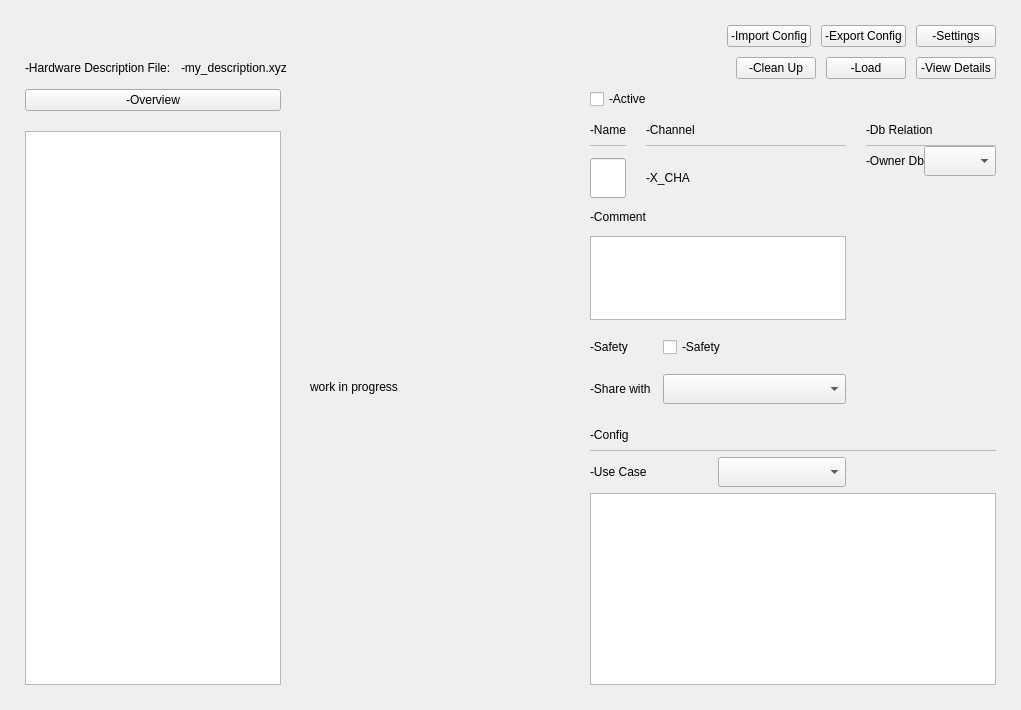
openSYDE/openSYDE, file opensyde_tool/src/system_definition/node_edit/halc/C_SdNdeHalcWidget.ui: the form before one commit.
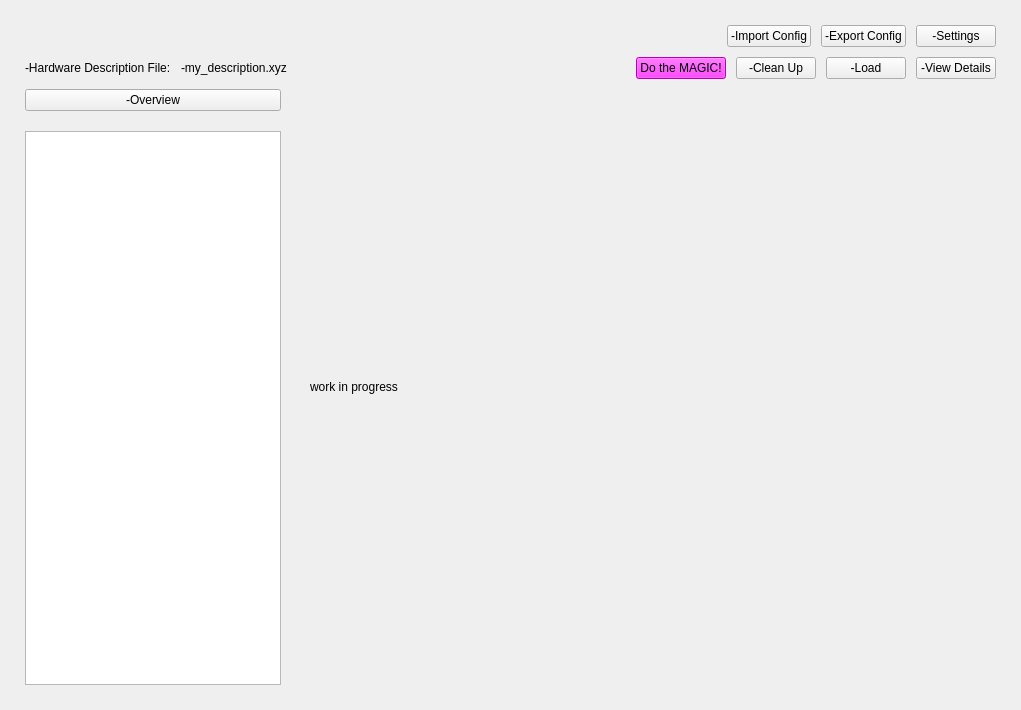
The form after the commit. Custom widgets are drawn as their Qt base class.

The edit to the form file:
```diff
--- a/opensyde_tool/src/system_definition/node_edit/halc/C_SdNdeHalcWidget.ui
+++ b/opensyde_tool/src/system_definition/node_edit/halc/C_SdNdeHalcWidget.ui
@@ -96,6 +96,16 @@
        </property>
       </spacer>
      </item>
+     <item>
+      <widget class="QPushButton" name="pc_PubMagic">
+       <property name="styleSheet">
+        <string notr="true">background-color: rgb(255, 0, 255);</string>
+       </property>
+       <property name="text">
+        <string>Do the MAGIC!</string>
+       </property>
+      </widget>
+     </item>
      <item>
       <widget class="QPushButton" name="pc_PubCleanUp">
        <property name="text">
@@ -152,502 +162,18 @@
       </widget>
      </item>
      <item>
-      <widget class="QWidget" name="pc_WiChannelEdit" native="true">
-       <layout class="QVBoxLayout" name="verticalLayout_6">
-        <property name="leftMargin">
-         <number>0</number>
-        </property>
-        <property name="topMargin">
-         <number>0</number>
-        </property>
-        <property name="rightMargin">
-         <number>0</number>
-        </property>
-        <property name="bottomMargin">
-         <number>0</number>
-        </property>
-        <item>
-         <layout class="QGridLayout" name="gridLayout">
-          <property name="horizontalSpacing">
-           <number>20</number>
-          </property>
-          <item row="2" column="0">
-           <layout class="QVBoxLayout" name="pc_LayoutProperties">
-            <property name="spacing">
-             <number>12</number>
-            </property>
-            <item>
-             <layout class="QGridLayout" name="pc_LayoutNameAndChannel">
-              <property name="horizontalSpacing">
-               <number>20</number>
-              </property>
-              <item row="2" column="1">
-               <widget class="stw_opensyde_gui_elements::C_OgeLabGroupItemValue" name="pc_LabChannelCurrent">
-                <property name="minimumSize">
-                 <size>
-                  <width>200</width>
-                  <height>0</height>
-                 </size>
-                </property>
-                <property name="text">
-                 <string>-X_CHA</string>
-                </property>
-               </widget>
-              </item>
-              <item row="2" column="0">
-               <widget class="stw_opensyde_gui_elements::C_OgeLePropertiesName" name="pc_LeName">
-                <property name="minimumSize">
-                 <size>
-                  <width>0</width>
-                  <height>40</height>
-                 </size>
-                </property>
-                <property name="maximumSize">
-                 <size>
-                  <width>16777215</width>
-                  <height>40</height>
-                 </size>
-                </property>
-               </widget>
-              </item>
-              <item row="1" column="0">
-               <layout class="QVBoxLayout" name="verticalLayout_2">
-                <property name="spacing">
-                 <number>0</number>
-                </property>
-                <item>
-                 <widget class="stw_opensyde_gui_elements::C_OgeLabHeadingGroupBold" name="pc_LabName">
-                  <property name="sizePolicy">
-                   <sizepolicy hsizetype="Expanding" vsizetype="Preferred">
-                    <horstretch>0</horstretch>
-                    <verstretch>0</verstretch>
-                   </sizepolicy>
-                  </property>
-                  <property name="minimumSize">
-                   <size>
-                    <width>0</width>
-                    <height>30</height>
-                   </size>
-                  </property>
-                  <property name="maximumSize">
-                   <size>
-                    <width>16777215</width>
-                    <height>30</height>
-                   </size>
-                  </property>
-                  <property name="text">
-                   <string>-Name</string>
-                  </property>
-                 </widget>
-                </item>
-                <item>
-                 <widget class="stw_opensyde_gui_elements::C_OgeFrameSeparator" name="pc_FrameSeparatorName">
-                  <property name="minimumSize">
-                   <size>
-                    <width>0</width>
-                    <height>1</height>
-                   </size>
-                  </property>
-                  <property name="maximumSize">
-                   <size>
-                    <width>16777215</width>
-                    <height>1</height>
-                   </size>
-                  </property>
-                  <property name="frameShape">
-                   <enum>QFrame::StyledPanel</enum>
-                  </property>
-                  <property name="frameShadow">
-                   <enum>QFrame::Raised</enum>
-                  </property>
-                 </widget>
-                </item>
-               </layout>
-              </item>
-              <item row="1" column="1">
-               <layout class="QVBoxLayout" name="verticalLayout_3">
-                <property name="spacing">
-                 <number>0</number>
-                </property>
-                <item>
-                 <widget class="stw_opensyde_gui_elements::C_OgeLabHeadingGroupBold" name="pc_LabChannelTitle">
-                  <property name="minimumSize">
-                   <size>
-                    <width>0</width>
-                    <height>30</height>
-                   </size>
-                  </property>
-                  <property name="maximumSize">
-                   <size>
-                    <width>16777215</width>
-                    <height>30</height>
-                   </size>
-                  </property>
-                  <property name="text">
-                   <string>-Channel</string>
-                  </property>
-                 </widget>
-                </item>
-                <item>
-                 <widget class="stw_opensyde_gui_elements::C_OgeFrameSeparator" name="pc_FrameSeparatorChannel">
-                  <property name="minimumSize">
-                   <size>
-                    <width>0</width>
-                    <height>1</height>
-                   </size>
-                  </property>
-                  <property name="maximumSize">
-                   <size>
-                    <width>16777215</width>
-                    <height>1</height>
-                   </size>
-                  </property>
-                  <property name="frameShape">
-                   <enum>QFrame::StyledPanel</enum>
-                  </property>
-                  <property name="frameShadow">
-                   <enum>QFrame::Raised</enum>
-                  </property>
-                 </widget>
-                </item>
-               </layout>
-              </item>
-             </layout>
-            </item>
-            <item>
-             <widget class="stw_opensyde_gui_elements::C_OgeLabHeadingGroupBold" name="pc_LabComment">
-              <property name="text">
-               <string>-Comment</string>
-              </property>
-             </widget>
-            </item>
-            <item>
-             <widget class="stw_opensyde_gui_elements::C_OgeTedPropertiesComment" name="pc_TedComment">
-              <property name="maximumSize">
-               <size>
-                <width>16777215</width>
-                <height>85</height>
-               </size>
-              </property>
-             </widget>
-            </item>
-            <item>
-             <layout class="QGridLayout" name="pc_LayoutSafetyAndShare">
-              <item row="0" column="0">
-               <widget class="stw_opensyde_gui_elements::C_OgeLabGroupItem" name="pc_LabSafety">
-                <property name="text">
-                 <string>-Safety</string>
-                </property>
-               </widget>
-              </item>
-              <item row="0" column="1">
-               <widget class="stw_opensyde_gui_elements::C_OgeChxTristateTransparentToggle" name="pc_ChxSafety">
-                <property name="sizePolicy">
-                 <sizepolicy hsizetype="Fixed" vsizetype="Fixed">
-                  <horstretch>0</horstretch>
-                  <verstretch>0</verstretch>
-                 </sizepolicy>
-                </property>
-                <property name="minimumSize">
-                 <size>
-                  <width>66</width>
-                  <height>30</height>
-                 </size>
-                </property>
-                <property name="maximumSize">
-                 <size>
-                  <width>66</width>
-                  <height>30</height>
-                 </size>
-                </property>
-                <property name="text">
-                 <string>-Safety</string>
-                </property>
-               </widget>
-              </item>
-              <item row="1" column="1">
-               <widget class="stw_opensyde_gui_elements::C_OgeCbxText" name="pc_CbxShareWith">
-                <property name="sizePolicy">
-                 <sizepolicy hsizetype="Expanding" vsizetype="Fixed">
-                  <horstretch>0</horstretch>
-                  <verstretch>0</verstretch>
-                 </sizepolicy>
-                </property>
-                <property name="minimumSize">
-                 <size>
-                  <width>0</width>
-                  <height>30</height>
-                 </size>
-                </property>
-                <property name="maximumSize">
-                 <size>
-                  <width>16777215</width>
-                  <height>30</height>
-                 </size>
-                </property>
-               </widget>
-              </item>
-              <item row="1" column="0">
-               <widget class="stw_opensyde_gui_elements::C_OgeLabGroupItem" name="pc_LabShareWith">
-                <property name="text">
-                 <string>-Share with</string>
-                </property>
-               </widget>
-              </item>
-             </layout>
-            </item>
-           </layout>
-          </item>
-          <item row="5" column="0">
-           <layout class="QHBoxLayout" name="pc_LayoutUseCase" stretch="0,0">
-            <item>
-             <widget class="stw_opensyde_gui_elements::C_OgeLabGroupItem" name="pc_LabUseCase">
-              <property name="text">
-               <string>-Use Case</string>
-              </property>
-             </widget>
-            </item>
-            <item>
-             <widget class="stw_opensyde_gui_elements::C_OgeCbxText" name="pc_CbxUseCase">
-              <property name="minimumSize">
-               <size>
-                <width>0</width>
-                <height>30</height>
-               </size>
-              </property>
-              <property name="maximumSize">
-               <size>
-                <width>16777215</width>
-                <height>30</height>
-               </size>
-              </property>
-             </widget>
-            </item>
-           </layout>
-          </item>
-          <item row="6" column="0" colspan="2">
-           <widget class="stw_opensyde_gui::C_SdNdeHalcConfigTreeView" name="pc_TreeConfig"/>
-          </item>
-          <item row="1" column="0">
-           <widget class="stw_opensyde_gui_elements::C_OgeChxProperties" name="pc_ChxActive">
-            <property name="text">
-             <string>-Active</string>
-            </property>
-           </widget>
-          </item>
-          <item row="4" column="0" colspan="2">
-           <layout class="QVBoxLayout" name="verticalLayout_5">
-            <property name="spacing">
-             <number>0</number>
-            </property>
-            <item>
-             <widget class="stw_opensyde_gui_elements::C_OgeLabHeadingGroupBold" name="pc_LabConfig">
-              <property name="minimumSize">
-               <size>
-                <width>0</width>
-                <height>30</height>
-               </size>
-              </property>
-              <property name="maximumSize">
-               <size>
-                <width>16777215</width>
-                <height>30</height>
-               </size>
-              </property>
-              <property name="text">
-               <string>-Config</string>
-              </property>
-             </widget>
-            </item>
-            <item>
-             <widget class="stw_opensyde_gui_elements::C_OgeFrameSeparator" name="pc_FrameSeparatorConfig">
-              <property name="minimumSize">
-               <size>
-                <width>0</width>
-                <height>1</height>
-               </size>
-              </property>
-              <property name="maximumSize">
-               <size>
-                <width>16777215</width>
-                <height>1</height>
-               </size>
-              </property>
-              <property name="frameShape">
-               <enum>QFrame::StyledPanel</enum>
-              </property>
-              <property name="frameShadow">
-               <enum>QFrame::Raised</enum>
-              </property>
-             </widget>
-            </item>
-           </layout>
-          </item>
-          <item row="3" column="0">
-           <spacer name="verticalSpacer">
-            <property name="orientation">
-             <enum>Qt::Vertical</enum>
-            </property>
-            <property name="sizeType">
-             <enum>QSizePolicy::Fixed</enum>
-            </property>
-            <property name="sizeHint" stdset="0">
-             <size>
-              <width>10</width>
-              <height>10</height>
-             </size>
-            </property>
-           </spacer>
-          </item>
-          <item row="2" column="1">
-           <layout class="QVBoxLayout" name="pc_LayoutDbRelation">
-            <item>
-             <layout class="QVBoxLayout" name="verticalLayout_4">
-              <property name="spacing">
-               <number>0</number>
-              </property>
-              <item>
-               <widget class="stw_opensyde_gui_elements::C_OgeLabHeadingGroupBold" name="pc_LabDbRelation">
-                <property name="sizePolicy">
-                 <sizepolicy hsizetype="Expanding" vsizetype="Preferred">
-                  <horstretch>0</horstretch>
-                  <verstretch>0</verstretch>
-                 </sizepolicy>
-                </property>
-                <property name="minimumSize">
-                 <size>
-                  <width>0</width>
-                  <height>30</height>
-                 </size>
-                </property>
-                <property name="maximumSize">
-                 <size>
-                  <width>16777215</width>
-                  <height>30</height>
-                 </size>
-                </property>
-                <property name="text">
-                 <string>-Db Relation</string>
-                </property>
-               </widget>
-              </item>
-              <item>
-               <widget class="stw_opensyde_gui_elements::C_OgeFrameSeparator" name="pc_FrameSeparatorRelation">
-                <property name="minimumSize">
-                 <size>
-                  <width>0</width>
-                  <height>1</height>
-                 </size>
-                </property>
-                <property name="maximumSize">
-                 <size>
-                  <width>16777215</width>
-                  <height>1</height>
-                 </size>
-                </property>
-                <property name="frameShape">
-                 <enum>QFrame::StyledPanel</enum>
-                </property>
-                <property name="frameShadow">
-                 <enum>QFrame::Raised</enum>
-                </property>
-               </widget>
-              </item>
-             </layout>
-            </item>
-            <item>
-             <layout class="QHBoxLayout" name="pc_LayoutOwnerDb">
-              <item>
-               <widget class="stw_opensyde_gui_elements::C_OgeLabGroupItem" name="pc_LabOwnerDb">
-                <property name="text">
-                 <string>-Owner Db</string>
-                </property>
-               </widget>
-              </item>
-              <item>
-               <widget class="stw_opensyde_gui_elements::C_OgeCbxText" name="pc_CbxOwnerDb">
-                <property name="minimumSize">
-                 <size>
-                  <width>0</width>
-                  <height>30</height>
-                 </size>
-                </property>
-                <property name="maximumSize">
-                 <size>
-                  <width>16777215</width>
-                  <height>30</height>
-                 </size>
-                </property>
-               </widget>
-              </item>
-             </layout>
-            </item>
-            <item>
-             <spacer name="verticalSpacer_2">
-              <property name="orientation">
-               <enum>Qt::Vertical</enum>
-              </property>
-              <property name="sizeHint" stdset="0">
-               <size>
-                <width>20</width>
-                <height>40</height>
-               </size>
-              </property>
-             </spacer>
-            </item>
-           </layout>
-          </item>
-         </layout>
-        </item>
-       </layout>
-      </widget>
+      <widget class="stw_opensyde_gui::C_SdNdeHalcChannelWidget" name="pc_WiChannelEdit" native="true"/>
      </item>
     </layout>
    </item>
   </layout>
  </widget>
  <customwidgets>
-  <customwidget>
-   <class>stw_opensyde_gui_elements::C_OgeLabHeadingGroupBold</class>
-   <extends>QLabel</extends>
-   <header>C_OgeLabHeadingGroupBold.h</header>
-  </customwidget>
-  <customwidget>
-   <class>stw_opensyde_gui_elements::C_OgeFrameSeparator</class>
-   <extends>QFrame</extends>
-   <header>C_OgeFrameSeparator.h</header>
-   <container>1</container>
-  </customwidget>
   <customwidget>
    <class>stw_opensyde_gui_elements::C_OgeLabGroupItem</class>
    <extends>QLabel</extends>
    <header>C_OgeLabGroupItem.h</header>
   </customwidget>
-  <customwidget>
-   <class>stw_opensyde_gui_elements::C_OgeCbxText</class>
-   <extends>QComboBox</extends>
-   <header>C_OgeCbxText.h</header>
-  </customwidget>
-  <customwidget>
-   <class>stw_opensyde_gui_elements::C_OgeTedPropertiesComment</class>
-   <extends>QTextEdit</extends>
-   <header>C_OgeTedPropertiesComment.h</header>
-  </customwidget>
-  <customwidget>
-   <class>stw_opensyde_gui_elements::C_OgeLePropertiesName</class>
-   <extends>QLineEdit</extends>
-   <header>C_OgeLePropertiesName.h</header>
-  </customwidget>
-  <customwidget>
-   <class>stw_opensyde_gui_elements::C_OgeChxProperties</class>
-   <extends>QCheckBox</extends>
-   <header>C_OgeChxProperties.h</header>
-  </customwidget>
-  <customwidget>
-   <class>stw_opensyde_gui_elements::C_OgeChxTristateTransparentToggle</class>
-   <extends>QCheckBox</extends>
-   <header>C_OgeChxTristateTransparentToggle.h</header>
-  </customwidget>
   <customwidget>
    <class>stw_opensyde_gui_elements::C_OgeLabGroupItemValue</class>
    <extends>QLabel</extends>
@@ -659,9 +185,10 @@
    <header>C_SdNdeHalcOverviewTreeView.h</header>
   </customwidget>
   <customwidget>
-   <class>stw_opensyde_gui::C_SdNdeHalcConfigTreeView</class>
-   <extends>QTreeView</extends>
-   <header>C_SdNdeHalcConfigTreeView.h</header>
+   <class>stw_opensyde_gui::C_SdNdeHalcChannelWidget</class>
+   <extends>QWidget</extends>
+   <header>C_SdNdeHalcChannelWidget.h</header>
+   <container>1</container>
   </customwidget>
  </customwidgets>
  <resources/>
```
Left out of the diff: 6 changed lines with no effect on the pictures.
